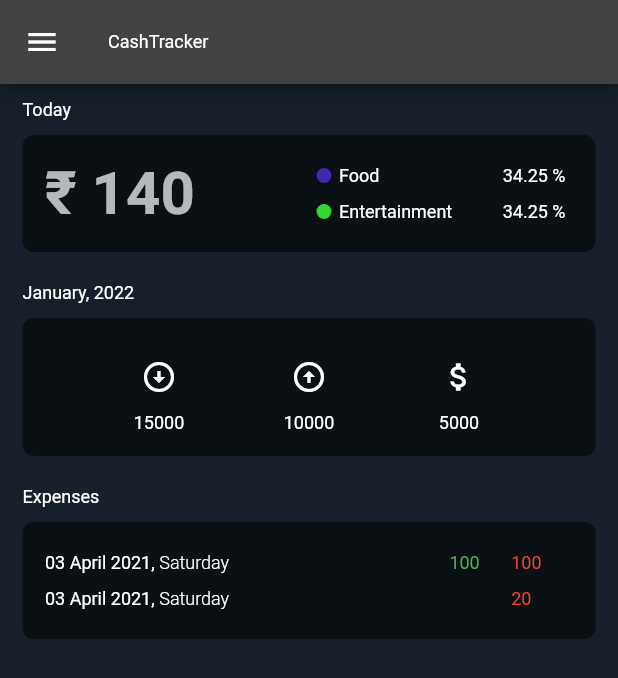
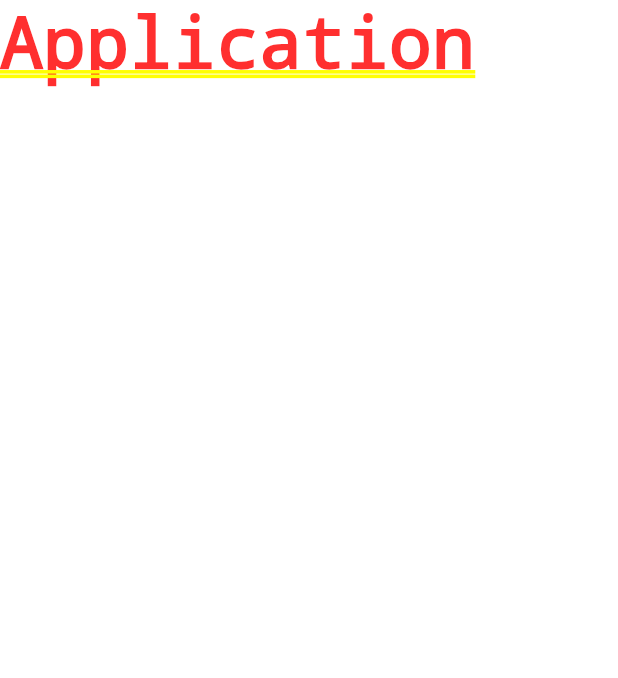
Before and after one commit to abhinkrishna/moneyComp, a Flutter app: the screen it shows after launch, on a phone screen of 412 x 824 dp. Shown: the top 678 px of the screen. Run offline on Flutter 3.47's test engine with Material 2 defaults, Android fonts, the phone set to English and light mode, and no system bars; our stand-ins replace flutter_dotenv, get.

Commit message:
new structure

```diff
--- a/lib/main.dart
+++ b/lib/main.dart
@@ -1,5 +1,4 @@
-import 'package:cash_tracker/src/config/themes.dart';
-import 'package:cash_tracker/src/pages/home.dart';
+import 'package:cash_tracker/services/home/home_view.dart';
 import 'package:flutter/material.dart';
 import 'package:get/get.dart';
 import 'package:flutter_dotenv/flutter_dotenv.dart';
@@ -12,13 +11,9 @@ class MyApp extends StatelessWidget {
   // This widget is the root of your application.
   @override
   Widget build(BuildContext context) {
-
-    var materialTheme = ConfigTheme();
-
     return GetMaterialApp(
       title: dotenv.env['APP_NAME'] ?? '',
-      theme: materialTheme.appTheme,
-      home: HomePage(),
+      home: MainView(),
       debugShowCheckedModeBanner: false,
     );
   }
--- /dev/null
+++ b/lib/services/home/home_view.dart
@@ -0,0 +1,9 @@
+import 'package:flutter/material.dart';
+import 'package:get/get.dart';
+
+class MainView extends GetView {
+  @override
+  Widget build(BuildContext context) {
+    return Text('Application');
+  }
+}
--- a/lib/src/config/colors.dart
+++ /dev/null
@@ -1,17 +0,0 @@
-import 'package:flutter/material.dart';
-
-class ConfigColors {
-
-  Color bgColor = Color(0xFF17202A);
-  Color highlight = Color(0xFF0B1015);
-  Color textColor = Color(0xFFFFFFFF);
-  Color creditColor = Color(0xFF229954);
-  Color debitColor = Color(0xFFCB4335);
-
-  Color color1 = Color(0xFF4228AC);
-  Color color2 = Color(0xFF32D733);
-  Color color3 = Color(0xFF3498DB);
-  Color color4 = Color(0xFF8E44AD);
-  Color color5 = Color(0xFFF39C12 );
-
-}
--- a/lib/src/config/spacing.dart
+++ /dev/null
@@ -1,7 +0,0 @@
-import 'package:flutter/material.dart';
-
-class ConfigSpacing {
-
-  final EdgeInsets mainTile = EdgeInsets.fromLTRB(15, 10, 15, 10);
-
-}
--- a/lib/src/config/themes.dart
+++ /dev/null
@@ -1,23 +0,0 @@
-import 'package:flutter/material.dart';
-import 'colors.dart';
-
-var colors = ConfigColors();
-var textTheme = TextTheme(
-  headline1: TextStyle(fontSize: 72.0, fontWeight: FontWeight.bold),
-  headline4: TextStyle(fontSize: 40.0, fontWeight: FontWeight.bold),
-  headline6: TextStyle(fontSize: 12.0, fontWeight: FontWeight.w400),
-  bodyText2: TextStyle(fontSize: 12.0),
-);
-
-class ConfigTheme {
-
-  var appTheme = ThemeData(
-    brightness: Brightness.dark,
-    primarySwatch: Colors.blue,
-    primaryColor: colors.bgColor,
-    scaffoldBackgroundColor: colors.bgColor,
-    highlightColor: colors.highlight,
-    textTheme: textTheme
-  );
-
-}
--- a/lib/src/pages/home.dart
+++ /dev/null
@@ -1,87 +0,0 @@
-import 'package:cash_tracker/src/config/spacing.dart';
-import 'package:cash_tracker/src/config/themes.dart';
-import 'package:cash_tracker/src/utils/date_n_time.dart';
-import 'package:cash_tracker/src/widgets/cash_flow_icon.dart';
-import 'package:cash_tracker/src/widgets/category_percentage.dart';
-import 'package:cash_tracker/src/widgets/drawer.dart';
-import 'package:cash_tracker/src/widgets/expense_record.dart';
-import 'package:cash_tracker/src/widgets/tiles.dart';
-import 'package:flutter/material.dart';
-
-class HomePage extends StatelessWidget {
-  final spacing = ConfigSpacing();
-
-  @override
-  Widget build(BuildContext context) {
-    var dateHelper = DateTimeUtility();
-
-    body() {
-      return ListView(
-        children: [
-          // Today
-          AppTileWithTitle(
-            title: 'Today',
-            child: Row(
-              children: [
-                // Total Expense
-                Flexible(
-                  flex: 1,
-                  fit: FlexFit.tight,
-                  child: Text(
-                    '₹ ' + '140',
-                    style: Theme.of(context).textTheme.headline4,
-                  ),
-                ),
-                // Categories
-                Flexible(
-                  flex: 1,
-                  fit: FlexFit.tight,
-                  child: Column(
-                    children: [
-                      CategoryWithPercentage(color: colors.color1, category: 'Food', percentage: 34.25),
-                      CategoryWithPercentage(color: colors.color2, category: 'Entertainment', percentage: 34.25),
-                    ],
-                  ),
-                ),
-              ],
-            ),
-          ),
-
-          // Month
-          AppTileWithTitle(
-            title: "${dateHelper.toMonth(DateTime.now().month)}, ${DateTime.now().year}",
-            child: Row(
-              mainAxisAlignment: MainAxisAlignment.spaceEvenly,
-              children: [
-                CashFlowIcon(label: '15000', icon: Icons.arrow_circle_down, onPressed: () {},),
-                CashFlowIcon(label: '10000', icon: Icons.arrow_circle_up, onPressed: () {},),
-                CashFlowIcon(label: '5000', icon: Icons.attach_money_outlined, onPressed: () {},),
-              ],
-            ),
-          ),
-
-          // Expense
-          AppTileWithTitle(
-            title: 'Expenses',
-            child: Column(
-              children: [
-                ExpenseRecord(dateTime: DateTime.now(), credit: 100, debit: 100),
-                ExpenseRecord(dateTime: DateTime.now(), debit: 20),
-              ],
-            ),
-          ),
-        ],
-      );
-    }
-
-    return SafeArea(
-      child: Scaffold(
-        drawer: AppDrawer(),
-        appBar: AppBar(
-          title: Text('CashTracker'),
-        ),
-        body: body(),
-      ),
-    );
-  }
-}
--- a/lib/src/utils/date_n_time.dart
+++ /dev/null
@@ -1,8 +0,0 @@
-
-class DateTimeUtility {
-
-  final List _month = ['January', 'February', 'March', 'April', 'May', 'June', 'July', 'August', 'September', 'October', 'November', 'December'];
-
-  String toMonth(int month) => _month[month - 1]; // Since January is 0
-
-}
--- a/lib/src/widgets/cash_flow_icon.dart
+++ /dev/null
@@ -1,35 +0,0 @@
-import 'package:flutter/material.dart';
-import 'package:get/get.dart';
-
-class CashFlowIcon extends GetView {
-  final String label;
-  final IconData icon;
-  final Function? onPressed;
-  CashFlowIcon({
-    required this.label,
-    required this.icon,
-    this.onPressed,
-  });
-
-  @override
-  Widget build(BuildContext context) {
-    return Column(
-      mainAxisSize: MainAxisSize.min,
-      crossAxisAlignment: CrossAxisAlignment.center,
-      children: [
-        IconButton(
-          onPressed: () {
-            if (onPressed != null) onPressed!();
-          },
-          icon: Icon(icon),
-        ),
-        Text(
-          label,
-          style: TextStyle(
-            color: Colors.white,
-          ),
-        )
-      ],
-    );
-  }
-}
--- a/lib/src/widgets/category_percentage.dart
+++ /dev/null
@@ -1,33 +0,0 @@
-import 'package:flutter/material.dart';
-
-class CategoryWithPercentage extends StatelessWidget {
-
-  final Color color;
-  final double percentage;
-  final String category;
-  CategoryWithPercentage({
-    required this.category,
-    required this.color,
-    required this.percentage,
-  });
-
-  @override
-  Widget build(BuildContext context) {
-    return Padding(
-      padding: const EdgeInsets.all(5.0),
-      child: Row(
-        mainAxisAlignment: MainAxisAlignment.spaceBetween,
-        children: [
-          Row(
-            children: [
-              CircleAvatar( radius: 5, backgroundColor: color ),
-              SizedBox(width: 5),
-              Text(category, textAlign: TextAlign.start),
-            ],
-          ),
-          Text(percentage.toString() + ' %')
-        ],
-      ),
-    );
-  }
-}
--- a/lib/src/widgets/drawer.dart
+++ /dev/null
@@ -1,24 +0,0 @@
-import 'package:flutter/material.dart';
-
-class AppDrawer extends StatelessWidget {
-  @override
-  Widget build(BuildContext context) {
-    return Drawer(
-      child: ListView(
-
-        children: [
-
-          // Heading
-          DrawerHeader(
-            child: Text('Preferences'),
-            decoration: BoxDecoration(
-              color: Theme.of(context).highlightColor
-            ),
-          ),
-
-        ],
-      ),
-
-    );
-  }
-}
--- a/lib/src/widgets/expense_record.dart
+++ /dev/null
@@ -1,55 +0,0 @@
-import 'package:flutter/material.dart';
-import 'package:get/get.dart';
-
-class ExpenseRecord extends GetView {
-  final DateTime dateTime;
-  final int? credit;
-  final int? debit;
-
-  ExpenseRecord({
-    required this.dateTime,
-    this.credit,
-    this.debit,
-  });
-
-  @override
-  Widget build(BuildContext context) {
-    Size size = MediaQuery.of(context).size;
-
-    return Padding(
-      padding: const EdgeInsets.symmetric(vertical: 5),
-      child: Row(
-        mainAxisAlignment: MainAxisAlignment.spaceBetween,
-        children: [
-          Text.rich(
-            // Text
-            TextSpan(text: '03 April 2021, ', children: [
-              TextSpan(
-                text: 'Saturday',
-                style: TextStyle(
-                  fontSize: 12,
-                  fontWeight: FontWeight.w300,
-                ),
-              )
-            ]),
-          ),
-          Row(
-            mainAxisSize: MainAxisSize.min,
-            children: [
-              // Credit
-              SizedBox(
-                width: (size.width * 0.1),
-                child: credit != null ? Text('$credit', style: TextStyle(color: Colors.green)) : SizedBox.shrink(),
-              ),
-              // Debit
-              SizedBox(
-                width: (size.width * 0.1),
-                child: debit != null ? Text('$debit', style: TextStyle(color: Colors.red)) : SizedBox.shrink(),
-              ),
-            ],
-          )
-        ],
-      ),
-    );
-  }
-}
--- a/lib/src/widgets/tiles.dart
+++ /dev/null
@@ -1,61 +0,0 @@
-import 'package:cash_tracker/src/config/spacing.dart';
-import 'package:flutter/material.dart';
-
-
-class AppTile extends StatelessWidget {
-
-  final Widget child;
-  AppTile({
-    required this.child
-  });
-
-  @override
-  Widget build(BuildContext context) {
-    return Container(
-      width: double.infinity,
-      padding: EdgeInsets.all(15),
-      decoration: BoxDecoration(
-        color: Theme.of(context).highlightColor,
-        borderRadius: BorderRadius.all(Radius.circular(7.5))
-      ),
-      child: child,
-    );
-  }
-}
-
-
-
-class AppTileWithTitle extends StatelessWidget {
-
-  final Widget child;
-  final String title;
-  final EdgeInsets? padding;
-  AppTileWithTitle({
-    required this.child,
-    this.padding,
-    this.title = 'nil',
-  });
-
-  final spacing = ConfigSpacing();
-
-  @override
-  Widget build(BuildContext context) {
-
-    EdgeInsets reservedPadding = padding ?? spacing.mainTile;
-
-    return Padding(
-      padding: reservedPadding,
-      child: Column(
-        mainAxisAlignment: MainAxisAlignment.start,
-        crossAxisAlignment: CrossAxisAlignment.start,
-        children: [
-
-          Text(title, style: Theme.of(context).textTheme.headline6, textAlign: TextAlign.start),
-          SizedBox(height: 10),
-          AppTile(child: child),
-
-        ],
-      ),
-    );
-  }
-}
```
